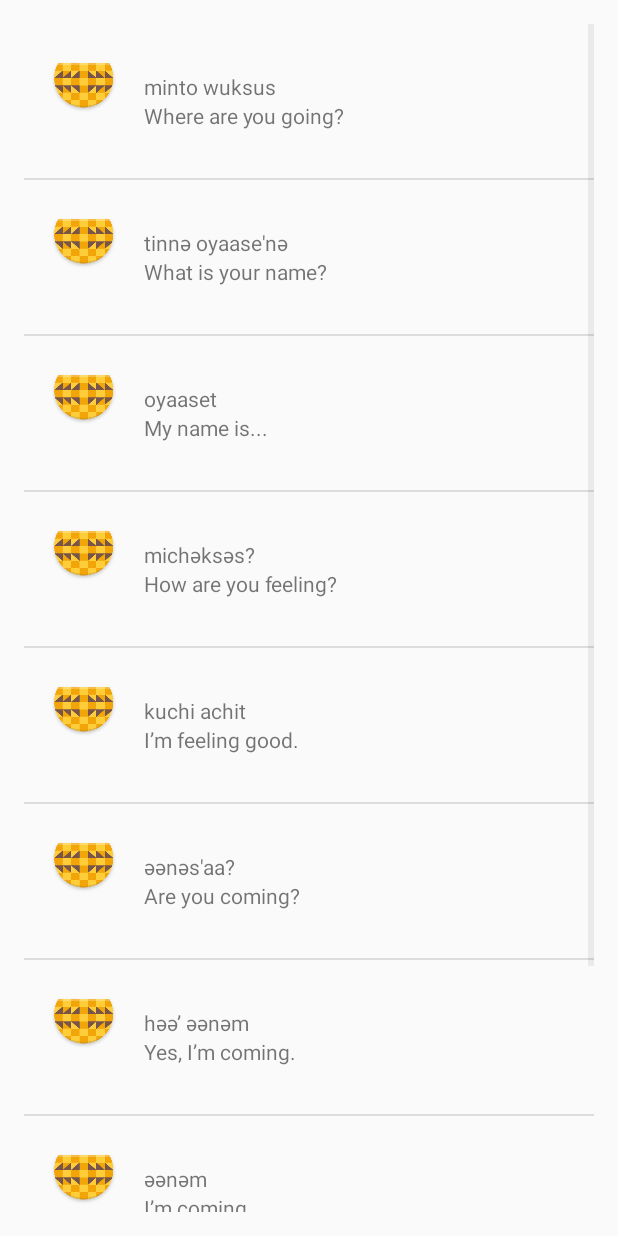
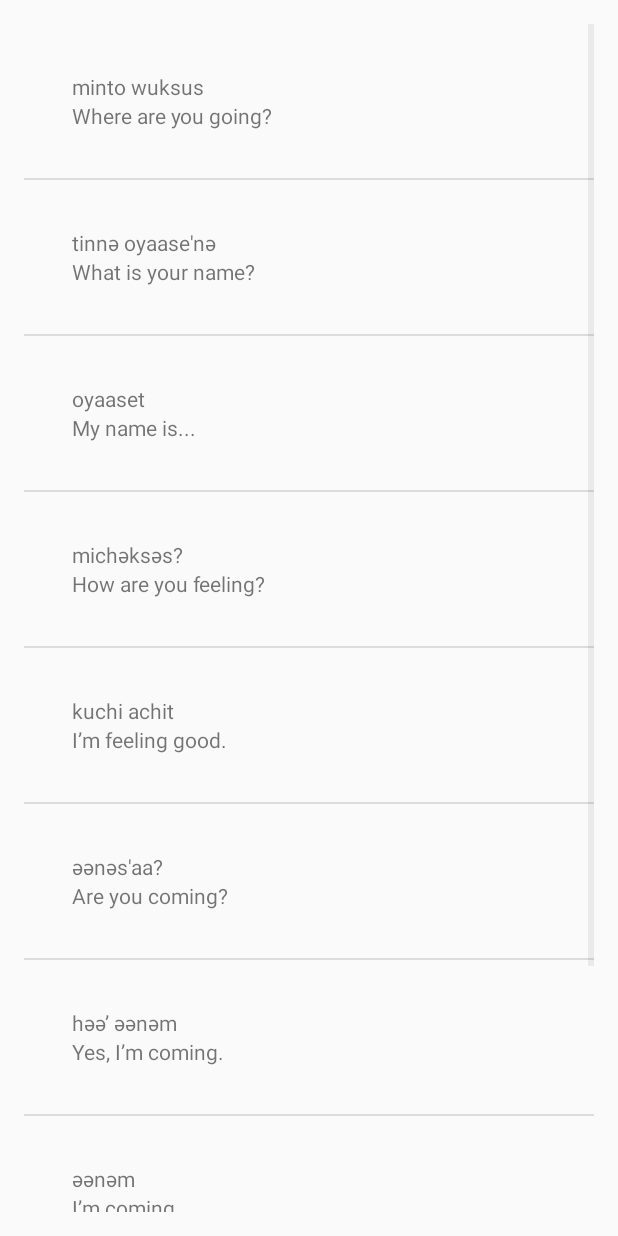
Before and after one commit to MechaEdgar/Miwok, an Android app: the PhrasesActivity screen opened directly, with no data from a screen before it, on a phone screen of 412 x 824 dp. Run offline under Robolectric (Android 15) with nearby library versions, the phone set to English and light mode, and no system bars.

Commit message:
Added logic Word.java and WordAdapter.java

```diff
--- a/ud839_Miwok-Starter-code/app/src/main/java/com/example/android/miwok/Word.java
+++ b/ud839_Miwok-Starter-code/app/src/main/java/com/example/android/miwok/Word.java
@@ -17,15 +17,22 @@ public class Word {
     private  String mMiwokTranslation;
 
     //**Image resource ID for the word*/
-    private int mImageResourceId ;
+    private int mImageResourceId = NO_IMAGE_PROVIDED ;
+
+    private static final int NO_IMAGE_PROVIDED = -1;
 
     /**
      * Defining the Word constructor with 2 strings and 1 int for the rest of activities
-     * @param DefaultTranslation is the word in a language that the user use (english)
-     * @param MiwokTranslation is the word in the Mikow language
-     * @param ImageResourceId is the Image
+     * @param defaultTranslation is the word in a language that the user use (english)
+     * @param miwokTranslation is the word in the Mikow language
+     * @param imageResourceId is the drawable resource ID for the image asset
      **/
-    public Word(String DefaultTranslation, String MiwokTranslation, int ImageResourceId){
+
+
+        public Word(String defaultTranslation, String miwokTranslation, int imageResourceId){
+        mDefaultTranslation = defaultTranslation;
+        mMiwokTranslation = miwokTranslation;
+        mImageResourceId = imageResourceId;
 
     }
 
@@ -59,6 +66,12 @@ public class Word {
         return mImageResourceId;
     }
 
-
+    /**
+     * Returns whether or not there is an image for this word.
+     * @return boolean true or false
+     */
+    public boolean hasImage(){
+    return mImageResourceId != NO_IMAGE_PROVIDED;
+    }
 
 }
--- a/ud839_Miwok-Starter-code/app/src/main/java/com/example/android/miwok/WordAdapter.java
+++ b/ud839_Miwok-Starter-code/app/src/main/java/com/example/android/miwok/WordAdapter.java
@@ -10,6 +10,8 @@ import android.widget.ImageView;
 import android.widget.TextView;
 
 import java.util.ArrayList;
+
+import static android.view.View.GONE;
 
 /**
  * Created by ed on 04/11/2016.
@@ -47,7 +49,15 @@ public class WordAdapter extends ArrayAdapter<Word> {
         // set this text on the number TextView
         defaultTextView.setText(currentWord.getDefaultTranslation());
 
-
+        //Find the ImageView in the list_item.xml layout with the ID image
+        ImageView imageView = (ImageView) listItemView.findViewById(R.id.imageIcon);
+        if(currentWord.hasImage()) {
+            //Get the version number from the current Word object and
+            //set this image ton the Textview
+            imageView.setImageResource(currentWord.getImageResourceId());
+        }else{
+            imageView.setVisibility(GONE);
+        }
 
         // Return the whole list item layout (containing 2 TextViews and an ImageView)
         // so that it can be shown in the ListView
--- a/ud839_Miwok-Starter-code/app/src/main/res/layout/list_item.xml
+++ b/ud839_Miwok-Starter-code/app/src/main/res/layout/list_item.xml
@@ -7,7 +7,7 @@
     android:padding="16dp">
 
     <ImageView
-        android:id="@+id/image"
+        android:id="@+id/imageIcon"
         android:layout_width="wrap_content"
         android:layout_height="wrap_content"
         android:src="@mipmap/ic_launcher" />
```
